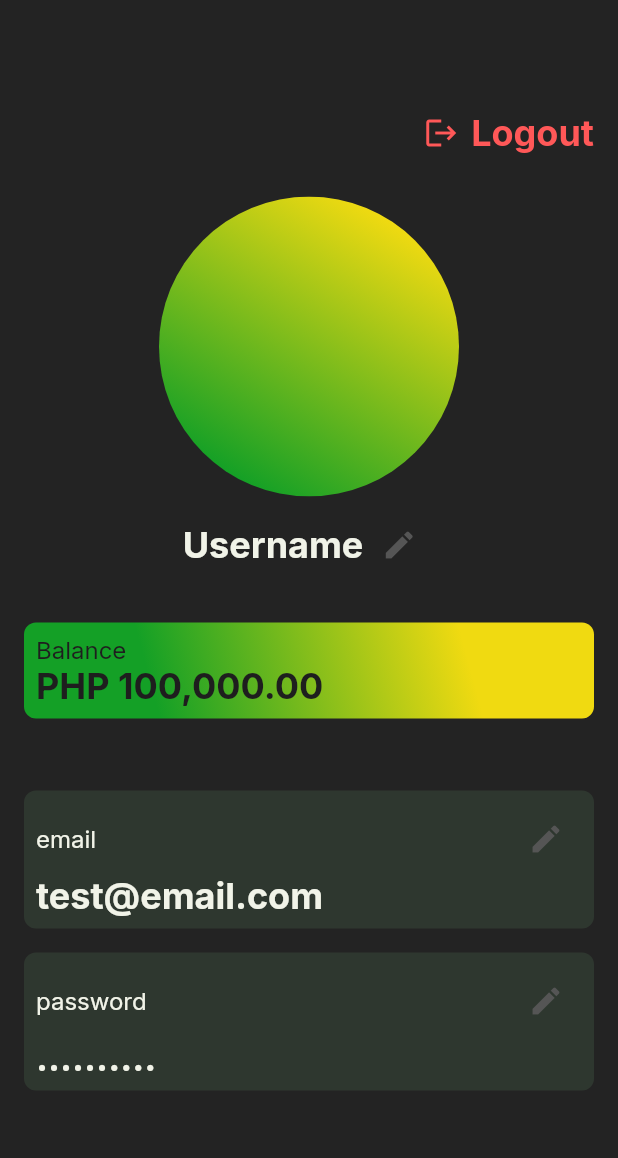
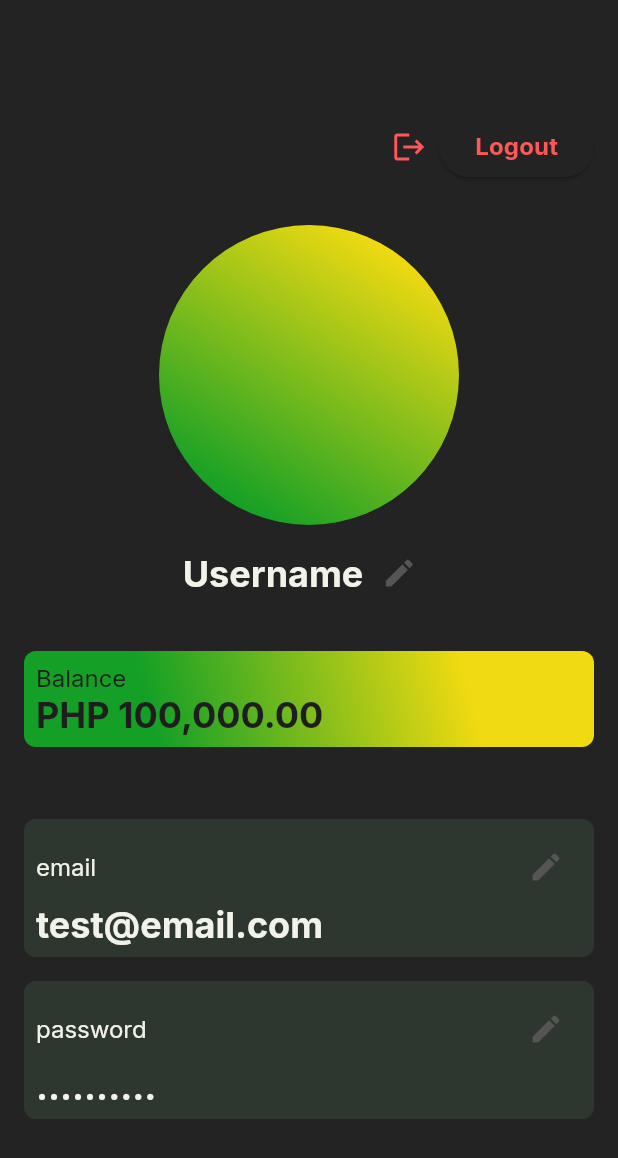
Before and after one commit to itsmejastine/CCE106--, a Flutter app: the screen it shows once a user with an empty profile is signed in, after a tap on "Logout", on a phone screen of 412 x 824 dp. Shown: the top 1158 px of the screen. Run offline on Flutter 3.47's test engine with Material 2 defaults, Android fonts, the phone set to English and light mode, and no system bars; our stand-ins replace firebase_auth, firebase_core, google_fonts, simple_gradient_text; missing offline and left inert: dart:js_interop; accounts and stored records are empty.

Commit message:
logout button

```diff
--- a/lib/profile.dart
+++ b/lib/profile.dart
@@ -1,7 +1,7 @@
+import 'package:firebase_auth/firebase_auth.dart';
 import 'package:flutter/material.dart';
 import 'package:flutter_it14proj/colors.dart';
 import 'package:google_fonts/google_fonts.dart';
-import 'package:url_launcher/url_launcher_string.dart';
 
 class ProfilePage extends StatefulWidget {
   const ProfilePage({super.key});
@@ -11,6 +11,7 @@ class ProfilePage extends StatefulWidget {
 }
 
 class _ProfilePageState extends State<ProfilePage> {
+  final user = FirebaseAuth.instance.currentUser!;
   @override
   Widget build(BuildContext context) {
     return Scaffold(
@@ -25,18 +26,20 @@ class _ProfilePageState extends State<ProfilePage> {
                 const SizedBox(
                   width: 8,
                 ),
-                InkWell(
-                    child: Text(
-                      'Logout',
-                      style: GoogleFonts.inter(
-                        textStyle: Theme.of(context).textTheme.displaySmall,
-                        fontSize: 24,
-                        fontWeight: FontWeight.w700,
-                        color: primaryRed,
-                      ),
-                      textAlign: TextAlign.center,
-                    ),
-                    onTap: () => launchUrlString('welcomePage'))
+                ElevatedButton(
+                  onPressed: () {
+                    FirebaseAuth.instance.signOut();
+                  },
+                  style: ElevatedButton.styleFrom(
+                      backgroundColor: mobileBackgroundColor,
+                      foregroundColor: primaryRed),
+                  child: const Text("Logout",
+                      style: TextStyle(
+                        fontWeight: FontWeight.bold,
+                        fontFamily: "Inter",
+                        fontSize: 16,
+                      )),
+                ),
               ],
             ),
             SizedBox(
@@ -75,6 +78,7 @@ class _ProfilePageState extends State<ProfilePage> {
                   children: [
                     Text(
                       "Username",
+                      // user.email!,
                       style: GoogleFonts.inter(
                         textStyle: Theme.of(context).textTheme.displayMedium,
                         fontSize: 24,
```
